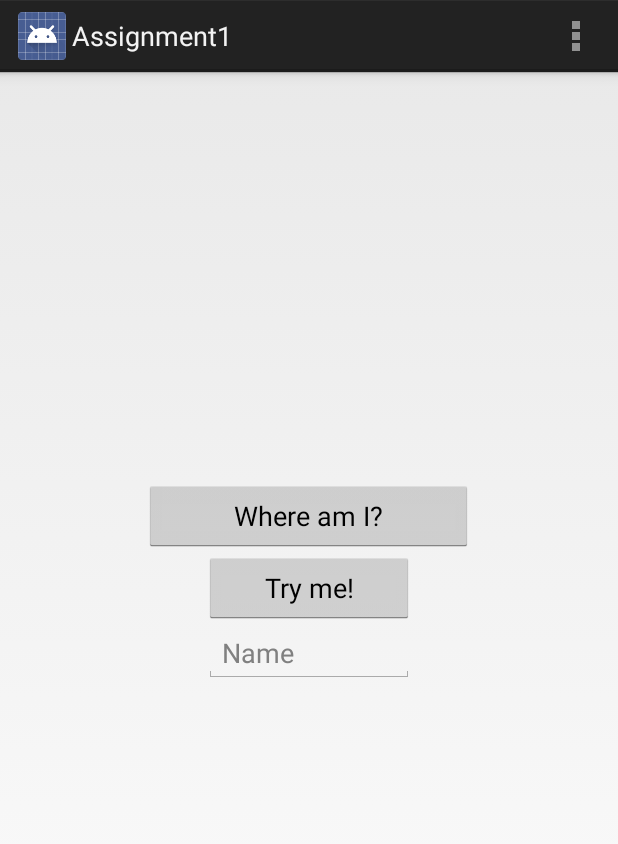
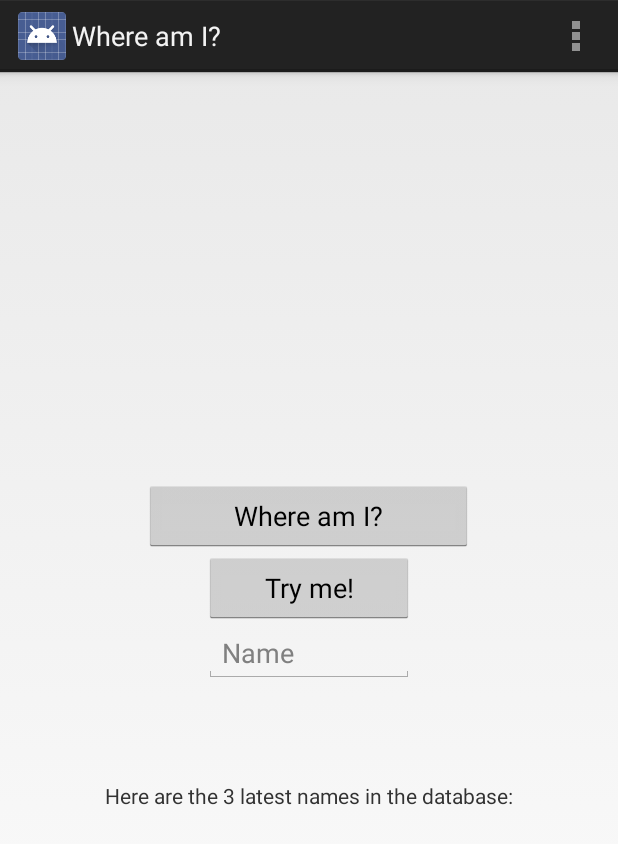
Before and after one commit to larsdolvik/assignment1, an Android app: the screen it shows after launch (MyActivity), after a tap on "Try me!", on a phone screen of 412 x 824 dp. Shown: the top 844 px of the screen. Run offline under Robolectric (Android 15) with nearby library versions, the light colour scheme and no system bars; 2 statements that could not run were skipped.

Commit message:
added databasehandler and commented

```diff
--- /dev/null
+++ b/app/src/main/java/com/example/larsdolvik/assignment1/DatabaseHandler.java
@@ -0,0 +1,80 @@
+package com.example.larsdolvik.assignment1;
+
+import android.content.ContentValues;
+import android.content.Context;
+import android.database.Cursor;
+import android.database.sqlite.SQLiteDatabase;
+import android.database.sqlite.SQLiteOpenHelper;
+
+//Have gotten alot of help from: http://www.androidhive.info/2011/11/android-sqlite-database-tutorial/
+
+public class DatabaseHandler extends SQLiteOpenHelper {
+
+    // All static variables
+    private static final int DATABASE_VERSION = 1;         // Database version
+    private static final String DATABASE_NAME = "nameLog"; // Database name
+    private static final String TABLE_NAME = "Names";      // Table name
+
+
+    private static final String KEY_ID = "id";                  // Table -
+    private static final String KEY_NAME = "name";              // columns -
+                                                                // names
+
+    public DatabaseHandler(Context context) {
+        super(context, DATABASE_NAME, null, DATABASE_VERSION);
+    }
+
+    // Creating table
+    @Override
+    public void onCreate(SQLiteDatabase db) {
+        String CREATE_NAME_TABLE = "CREATE TABLE " + TABLE_NAME + "("
+                + KEY_ID + " INTEGER PRIMARY KEY," + KEY_NAME + " TEXT)";
+        db.execSQL(CREATE_NAME_TABLE);
+
+    }
+
+    // Upgrading database
+    @Override
+    public void onUpgrade(SQLiteDatabase db, int oldVersion, int newVersion) {
+        db.execSQL("DROP TABLE IF EXISTS " + TABLE_NAME);    // Drop older table if existed
+        onCreate(db);                                        // Create tables again
+    }
+
+    //adds  new name
+    public void addName(Name name) {
+        SQLiteDatabase db = this.getWritableDatabase();       //opens database
+
+        ContentValues values = new ContentValues();
+        values.put(KEY_NAME, name.getName());                // Name
+
+        db.insert(TABLE_NAME, null, values);                 // Inserting row
+        db.close();                                          // Closing database connection
+    }
+
+    // getting one single name
+    public Name getName(int id) {
+        SQLiteDatabase db = this.getReadableDatabase();
+
+        Cursor cursor = db.query(TABLE_NAME, new String[] { KEY_ID,
+        KEY_NAME}, KEY_ID + "=?",
+        new String[] { String.valueOf(id) }, null, null, null, null);
+        if (cursor != null)
+        cursor.moveToFirst();
+
+        Name name = new Name(Integer.parseInt(cursor.getString(0)),
+        cursor.getString(1));
+
+        return name;                                          //returns name
+    }
+
+    //gets name count
+    public int getNameCount() {
+        String countQuery = "SELECT  * FROM " + TABLE_NAME;
+        SQLiteDatabase db = this.getReadableDatabase();
+        Cursor cursor = db.rawQuery(countQuery, null);
+        int count = cursor.getCount();
+        cursor.close();
+
+        return count;                                          //returns count
+    }
+}
--- a/app/src/main/java/com/example/larsdolvik/assignment1/MyActivity.java
+++ b/app/src/main/java/com/example/larsdolvik/assignment1/MyActivity.java
@@ -7,10 +7,12 @@ import android.view.Menu;
 import android.view.MenuItem;
 import android.view.View;
 import android.widget.EditText;
+import android.widget.TextView;
 import android.widget.Toast;
 
 
 public class MyActivity extends Activity {
+    DatabaseHandler db = new DatabaseHandler(this); //For the databases with name
 
     @Override
     protected void onCreate(Bundle savedInstanceState) {
@@ -28,15 +30,42 @@ public class MyActivity extends Activity {
 
     public void showName(View v){ //toasting name or text
 
+
         EditText etxt = (EditText)findViewById(R.id.nameField);
 
-        if(etxt.length() > 0 )
-            Toast.makeText(getApplicationContext(),"Hello " + etxt.getText().toString(),Toast.LENGTH_SHORT).show();
-
-        else
-            Toast.makeText(getApplicationContext(),"You must enter a name!",Toast.LENGTH_SHORT).show();
+        if(etxt.length() > 0 ) {
+            Toast.makeText(getApplicationContext(), "Hello " + etxt.getText().toString(), Toast.LENGTH_SHORT).show();
+            addNameDataToDB(etxt.getText().toString()); //adds input to database if stringlength > 0
+         }
+        else {
+            Toast.makeText(getApplicationContext(), "You must enter a name!", Toast.LENGTH_SHORT).show();
+        }
+        getNameDataFromDB();                            //gets history from database
+    }
+    public void addNameDataToDB(String name) {
+        db.addName(new Name(name));                      //adds name to the database
     }
 
+    public void getNameDataFromDB() {                   //gets 3 latest name from database
+        int namesInDatabase = db.getNameCount()-1; // We set it -1 so we don't get the name just
+        int namesPrinted = 0;                      //written in the log that is shown
+
+        TextView last3names = (TextView) findViewById(R.id.loglast3);
+
+        last3names.setText("Here are the 3 latest names in the database:");
+
+        if (namesInDatabase == 0)
+            last3names.append("\nNo names have been added yet!");
+
+        // Gets us the 3 newest names, from newest and backward.
+        while (namesInDatabase != 0 && namesPrinted < 3) {
+            Name temporary = db.getName(namesInDatabase);    //gets the newest name
+            last3names.append("\n" + temporary.getName());   //displays
+
+            namesInDatabase--;
+            namesPrinted++;
+        }
+    }
     @Override
     public boolean onCreateOptionsMenu(Menu menu) {
         // Inflate the menu; this adds items to the action bar if it is present.
--- a/app/src/main/java/com/example/larsdolvik/assignment1/XMLhandler.java
+++ b/app/src/main/java/com/example/larsdolvik/assignment1/XMLhandler.java
@@ -1,6 +1,4 @@
 package com.example.larsdolvik.assignment1;
-
-import android.util.Log;
 
 import org.xmlpull.v1.XmlPullParser;
 import org.xmlpull.v1.XmlPullParserFactory;
@@ -9,6 +7,7 @@ import java.io.InputStream;
 import java.net.HttpURLConnection;
 import java.net.URL;
 
+//Got alot of help from: http://tutorialspoint.com/android/android_xml_parsers.htm
 /**
  * Created by Dølvik on 10.09.2014.
  */
--- a/app/src/main/res/layout/activity_maps.xml
+++ b/app/src/main/res/layout/activity_maps.xml
@@ -20,6 +20,6 @@
     android:id="@+id/map"
     tools:context="com.example.larsdolvik.assignment1.MapsActivity"
     android:name="com.google.android.gms.maps.SupportMapFragment"
-    android:layout_marginTop="125dp"/>
+    android:layout_marginTop="75dp"/>
 
 </RelativeLayout>
--- a/app/src/main/res/layout/activity_my.xml
+++ b/app/src/main/res/layout/activity_my.xml
@@ -41,4 +41,12 @@
         android:paddingRight="60dp"
         android:text="@string/mapButton"
         android:textSize="18sp" />
+
+    <TextView
+        android:layout_width="wrap_content"
+        android:layout_height="wrap_content"
+        android:id="@+id/loglast3"
+        android:layout_below="@+id/nameField"
+        android:layout_centerHorizontal="true"
+        android:layout_marginTop="65dp" />
 </RelativeLayout>
--- a/app/src/main/res/values/strings.xml
+++ b/app/src/main/res/values/strings.xml
@@ -1,9 +1,9 @@
 <?xml version="1.0" encoding="utf-8"?>
 <resources>
 
-    <string name="app_name">Assignment1</string>
+    <string name="app_name">Where am I?</string>
     <string name="action_settings">Settings</string>
-    <string name="title_activity_maps">Position and condition</string>
+    <string name="title_activity_maps">Position and Information</string>
     <string name="hintName">Name</string>
     <string name="nameButton">Try me!</string>
     <string name="mapButton">Where am I?</string>
```
Also changed, not shown: app/src/main/java/com/example/larsdolvik/assignment1/MapsActivity.java (+15 -36 lines), app/src/main/java/com/example/larsdolvik/assignment1/Name.java (added, +36 -0 lines), app/src/main/ic_launcher2-web.png (added), app/src/main/res/drawable-hdpi/ic_launcher2.png (added), app/src/main/res/drawable-mdpi/ic_launcher2.png (added), app/src/main/res/drawable-xhdpi/ic_launcher2.png (added), app/src/main/res/drawable-xxhdpi/ic_launcher2.png (added).
